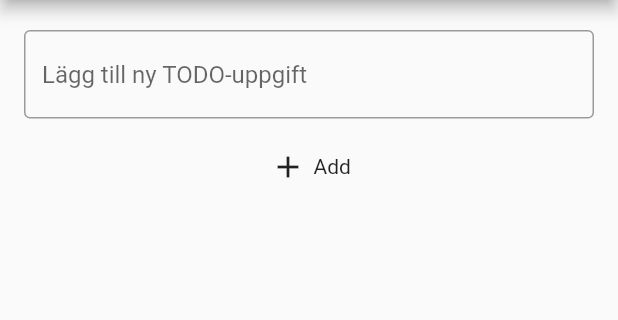
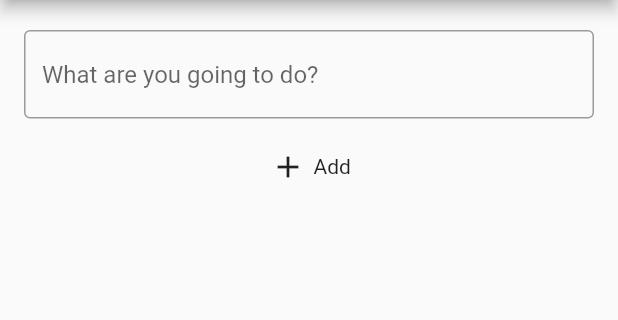
Before and after one commit to gu-tig169-ht21/gusberlow, a Flutter app: the SecondView screen opened directly, on a phone screen of 412 x 824 dp, the part 84-404 px from its top. Run offline on Flutter 3.47's test engine with Material 2 defaults, Android fonts, the light colour scheme and no system bars.

Commit message:
changed hinttext

```diff
--- a/lib/main.dart
+++ b/lib/main.dart
@@ -89,7 +89,7 @@
       child: TextField(
         decoration: InputDecoration(
             border: OutlineInputBorder(),
-            hintText: 'Lägg till ny TODO-uppgift'),
+            hintText: 'What are you going to do?'),
       ),
     );
   }
```
